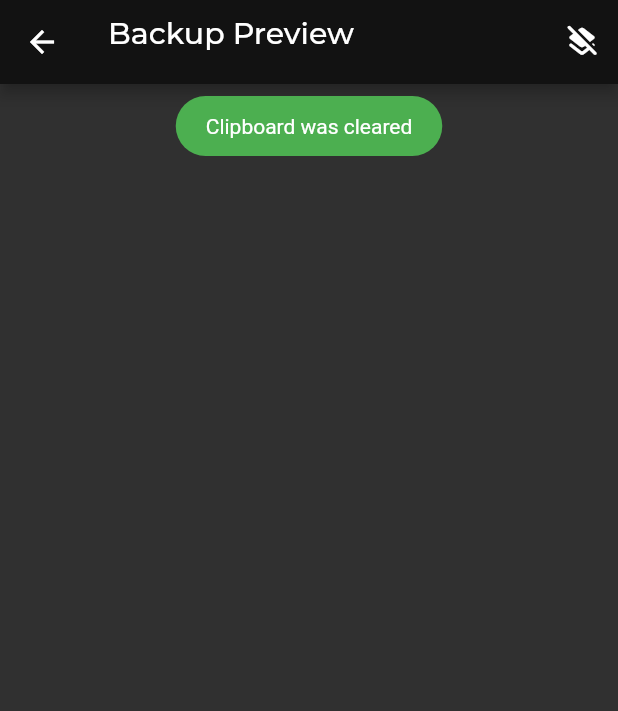
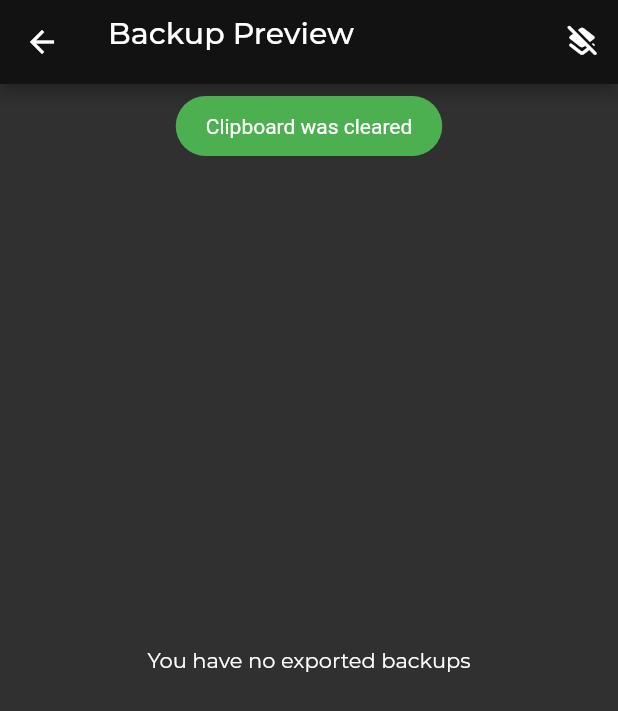
Before and after one commit to deimantasa/secretum-mobile, a Flutter app: the BackupPreviewPage screen opened directly with empty values, after a tap on the "layers clear" icon, on a phone screen of 412 x 824 dp. Shown: the top 711 px of the screen. Run offline on Flutter 3.47's test engine with Material 2 defaults, Android fonts, the phone set to English and light mode, and no system bars; our stand-ins replace clock, cloud_firestore, firebase_auth, firebase_core, flutter_secure_storage, flutter_svg and 6 more; missing offline and left inert: encrypt, filesystem_picker, firestore_helper; accounts and stored records are empty; statements that could not run were skipped; project files that could hold a hidden picture were left out.

```diff
--- a/lib/models/secret.dart
+++ b/lib/models/secret.dart
@@ -1,3 +1,4 @@
+import 'package:clock/clock.dart';
 import 'package:cloud_firestore/cloud_firestore.dart';
 import 'package:json_annotation/json_annotation.dart';
 import 'package:secretum/models/firestore_metadata.dart';
@@ -13,19 +14,23 @@ class Secret extends FirestoreMetadata {
   static const String kFieldAddedBy = 'addedBy';
   final String addedBy;
   static const String kFieldCreatedAt = 'createdAt';
-  @JsonKey(fromJson: Utils.dateTimeFromInt, toJson: Utils.dateTimeToInt, includeIfNull: false)
+  @JsonKey(fromJson: Utils.dateTimeFromISO, toJson: Utils.dateTimeToISO, includeIfNull: false)
   final DateTime createdAt;
+  @JsonKey(fromJson: Utils.dateTimeFromISO, toJson: Utils.dateTimeToISO, includeIfNull: false)
+  DateTime updatedAt;
   String name;
   String note;
   String code;
 
-  Secret(this.addedBy, this.createdAt, this.name, this.note, this.code);
+  Secret(this.addedBy, this.createdAt, this.updatedAt, this.name, this.note, this.code);
 
-  Secret.newSecret({
+  Secret.newSecret(
+    DateTime dateTime, {
     required this.addedBy,
-    required this.createdAt,
     required this.name,
-  })  : this.note = '',
+  })  : this.createdAt = dateTime,
+        this.updatedAt = dateTime,
+        this.note = '',
         this.code = '';
 
   factory Secret.fromFirestore(DocumentSnapshot documentSnapshot) {
--- a/lib/models/user.dart
+++ b/lib/models/user.dart
@@ -1,3 +1,4 @@
+import 'package:clock/clock.dart';
 import 'package:cloud_firestore/cloud_firestore.dart';
 import 'package:json_annotation/json_annotation.dart';
 import 'package:secretum/models/firestore_metadata.dart';
@@ -11,14 +12,14 @@ part 'user.g.dart';
 class User extends FirestoreMetadata {
   String get id => this.documentSnapshot.id;
 
-  @JsonKey(fromJson: Utils.dateTimeFromInt, toJson: Utils.dateTimeToInt, includeIfNull: false)
+  @JsonKey(fromJson: Utils.dateTimeFromISO, toJson: Utils.dateTimeToISO, includeIfNull: false)
   DateTime createdAt;
   static const String kMapSensitiveInformation = 'sensitiveInformation';
   late final UsersSensitiveInformation sensitiveInformation;
 
   User(this.sensitiveInformation, this.createdAt);
 
-  User.newUser(this.sensitiveInformation) : this.createdAt = DateTime.now();
+  User.newUser(this.sensitiveInformation) : this.createdAt = clock.now();
 
   factory User.fromFirestore(DocumentSnapshot documentSnapshot) {
     final Map<String, dynamic> data = documentSnapshot.data() as Map<String, dynamic>;
--- a/lib/pages/backup_preview/backup_preview_page.dart
+++ b/lib/pages/backup_preview/backup_preview_page.dart
@@ -74,6 +74,11 @@ class _BackupPreviewPageState extends State<BackupPreviewPage> implements Backup
   }
 
   Widget _buildBody() {
+    if (_model.secrets.isEmpty) {
+      return Center(
+        child: Text('You have no exported backups'),
+      );
+    } else {
       return ListView.builder(
           shrinkWrap: true,
           itemCount: _model.secrets.length,
@@ -93,3 +98,4 @@ class _BackupPreviewPageState extends State<BackupPreviewPage> implements Backup
           });
     }
   }
+}
--- a/lib/pages/edit_entry/edit_entry_page.dart
+++ b/lib/pages/edit_entry/edit_entry_page.dart
@@ -129,6 +129,7 @@ class _EditEntryPageState extends State<EditEntryPage> implements EditEntryView
                           context,
                           hintText: 'Primary Password',
                         );
+
                         final bool isPasswordValid = _presenter.validatePrimaryPassword(password);
                         if (!isPasswordValid) {
                           showMessage('Password is invalid', isSuccess: false);
--- a/lib/pages/registration/registration_model.dart
+++ b/lib/pages/registration/registration_model.dart
@@ -1,3 +1,6 @@
+import 'package:secretum/models/loading_state.dart';
+
 class RegistrationModel {
+  final LoadingState registrationLoadingState = LoadingState.notLoading();
   bool isPrimaryPasswordObscure = true;
 }
--- a/lib/pages/registration/registration_page.dart
+++ b/lib/pages/registration/registration_page.dart
@@ -69,6 +69,9 @@ class _RegistrationPageState extends State<RegistrationPage> implements Registra
   }
 
   Widget _buildBody() {
+    if (_model.registrationLoadingState.isLoading) {
+      return Center(child: CircularProgressIndicator());
+    } else {
       return PageView(
         controller: _pageController,
         physics: NeverScrollableScrollPhysics(),
@@ -89,6 +92,7 @@ class _RegistrationPageState extends State<RegistrationPage> implements Registra
           ),
         ],
       );
+    }
   }
 
   Widget _buildPasswordsSection({
--- a/lib/pages/registration/registration_presenter.dart
+++ b/lib/pages/registration/registration_presenter.dart
@@ -22,12 +22,18 @@ class RegistrationPresenter {
         this._usersStore = GetIt.instance<UsersStore>();
 
   Future<void> finishRegistration(String primaryPassword) async {
+    _model.registrationLoadingState.isLoading = true;
+    _view.updateView();
+
     _view.showMessage('Registration in progress...');
 
     final String secretKey = _encryptionService.generateSecretKey();
     final UsersSensitiveInformation usersSensitiveInformation = UsersSensitiveInformation.newUser(secretKey, primaryPassword);
     final User user = User.newUser(usersSensitiveInformation);
     final bool isSuccess = await _usersStore.registerUser(user);
+
+    _model.registrationLoadingState.isLoading = false;
+    _view.updateView();
 
     if (isSuccess) {
       // After success is returned, we already initialised user in the Store
--- a/lib/services/firestore/fire_secrets_service.dart
+++ b/lib/services/firestore/fire_secrets_service.dart
@@ -1,5 +1,6 @@
 import 'dart:async';
 
+import 'package:clock/clock.dart';
 import 'package:cloud_firestore/cloud_firestore.dart';
 import 'package:firestore_helper/firestore_helper.dart';
 import 'package:flutter/material.dart';
@@ -74,6 +75,7 @@ class FireSecretsService {
   }
 
   Future<bool> updateSecret(String userId, String secretId, Secret secretUpdate) async {
+    secretUpdate.updatedAt = clock.now();
     final bool isSuccess = await _fireGenericService.updateDocument(
       [FireUsersService.kCollectionUsers, userId, FireSecretsService.kSubCollectionSecrets, secretId],
       secretUpdate.toJson(),
--- a/pubspec.yaml
+++ b/pubspec.yaml
@@ -49,6 +49,7 @@ dependencies:
   flutter_svg: ^1.0.0
 
   #Other
+  clock: ^1.1.0
   filesystem_picker: ^2.0.0
   json_annotation: ^4.0.0
   uuid: ^3.0.1
```
Also changed, not shown: lib/main.dart (+5 -3 lines), lib/pages/home/home_presenter.dart (+2 -5 lines), lib/stores/users_store.dart (+5 -8 lines), lib/utils/utils.dart (+4 -4 lines), lib/models/secret.g.dart, lib/models/user.g.dart, pubspec.lock. Lines whose indentation alone changed are shown as unchanged.
